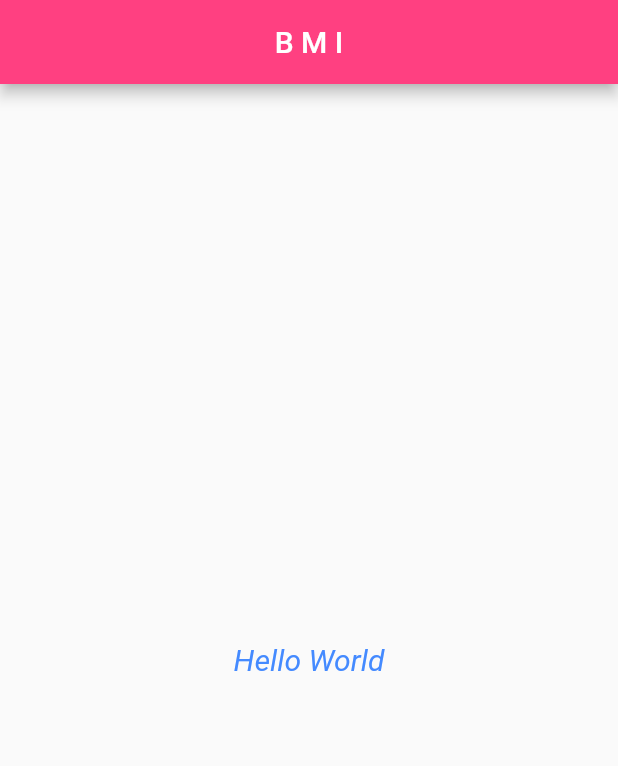
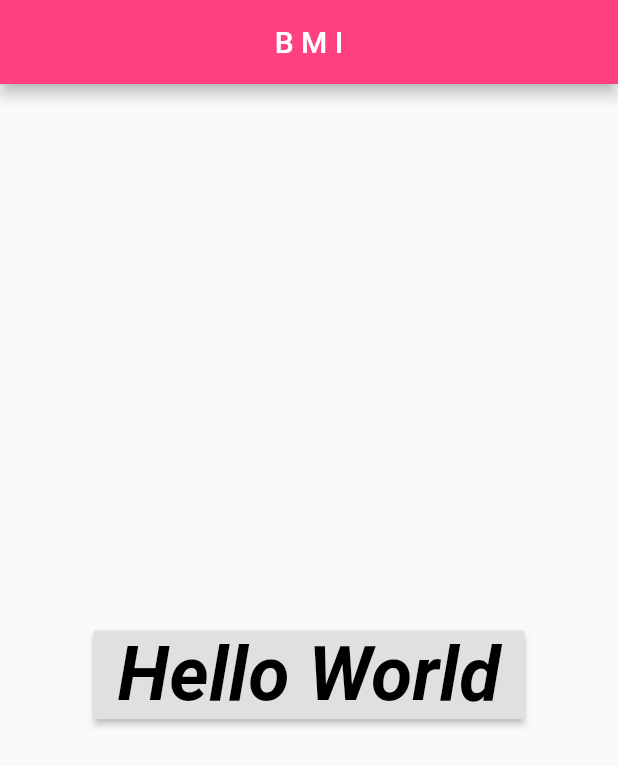
Before and after one commit to RisabhKedai/Flutter_BMI_Apps, a Flutter app: the screen it shows after launch, on a phone screen of 412 x 824 dp. Shown: the top 766 px of the screen. Run offline on Flutter 3.47's test engine with Material 2 defaults, Android fonts, the phone set to English and light mode, and no system bars.

Commit message:
Adds UI Components

```diff
--- a/lib/home.dart
+++ b/lib/home.dart
@@ -1,5 +1,7 @@
 import 'package:flutter/material.dart';
+import 'package:flutter_bmi_app/ui-component/button.dart';
 import 'package:flutter_bmi_app/ui-component/text.dart';
+import 'package:flutter_bmi_app/ui-component/texteditorcpmponent.dart';
 
 class BmiHomePage extends StatefulWidget {
   @override
@@ -17,9 +19,9 @@ class _BmiHomePageState extends State<BmiHomePage> {
       ),
       body: new Container(
           alignment: Alignment.center,
-          child: Center(
-            child: TextComponent(),
-          ),),
+          padding: EdgeInsets.fromLTRB(20,20,20,0),
+          child: Button(),
+          ),
     );
   }
 }
--- /dev/null
+++ b/lib/ui-component/button.dart
@@ -0,0 +1,38 @@
+import 'package:flutter/material.dart';
+import 'package:flutter_bmi_app/ui-component/text.dart';
+
+class Button extends StatefulWidget {
+  @override
+  _ButtonState createState() => _ButtonState();
+}
+
+class _ButtonState extends State<Button> {
+
+  ShowDialog(BuildContext context){
+    Dialog dialog = Dialog(
+          backgroundColor: Colors.amberAccent,
+          child: Container(
+            width: 20.0,
+            height: 280.0,
+            child: Column(
+              children: [
+                TextComponent(),
+                RaisedButton(
+                  onPressed:() {
+                    Navigator.of(context).pop();
+                },
+                child: Text("OKay"),)
+              ],
+            ),
+          ),
+        );
+      showDialog(context: context, builder: (BuildContext context) => dialog );
+  }
+  @override
+  Widget build(BuildContext context) {
+    return RaisedButton(
+      onPressed: () => ShowDialog(context),
+      child: TextComponent(),
+    );
+  }
+}
--- a/lib/ui-component/text.dart
+++ b/lib/ui-component/text.dart
@@ -8,11 +8,13 @@ class TextComponent extends StatefulWidget {
 class _TextComponentState extends State<TextComponent> {
   @override
   Widget build(BuildContext context) {
-    return new Text("Hello World",
-                style: TextStyle(
-                  color: Colors.blueAccent,
-                  fontSize: 20,
-                  fontStyle: FontStyle.italic,
-                ),);
+    return new Text(
+      "Hello World",
+      style: TextStyle(
+          color: Colors.black,
+          fontSize: 50.0,
+          fontStyle: FontStyle.italic,
+          fontWeight: FontWeight.w600),
+    );
   }
 }
--- a/pubspec.yaml
+++ b/pubspec.yaml
@@ -47,6 +47,11 @@ flutter:
   # To add assets to your application, add an assets section, like this:
   assets:
     - images/bmilogo.png
+    - images/noresult.png
+    - images/obese.png
+    - images/overweight.png
+    - images/greatbody.jpg
+    - images/underweight.png
   #   - images/a_dot_ham.jpeg
 
   # An image asset can refer to one or more resolution-specific "variants", see
```
Also changed, not shown: lib/ui-component/texteditorcpmponent.dart (added, +38 -0 lines), greatbody.jpg (deleted), images/underweight.png (renamed from underweight.png), noresult.png (deleted), obese.png (deleted), overweight.png (deleted).
